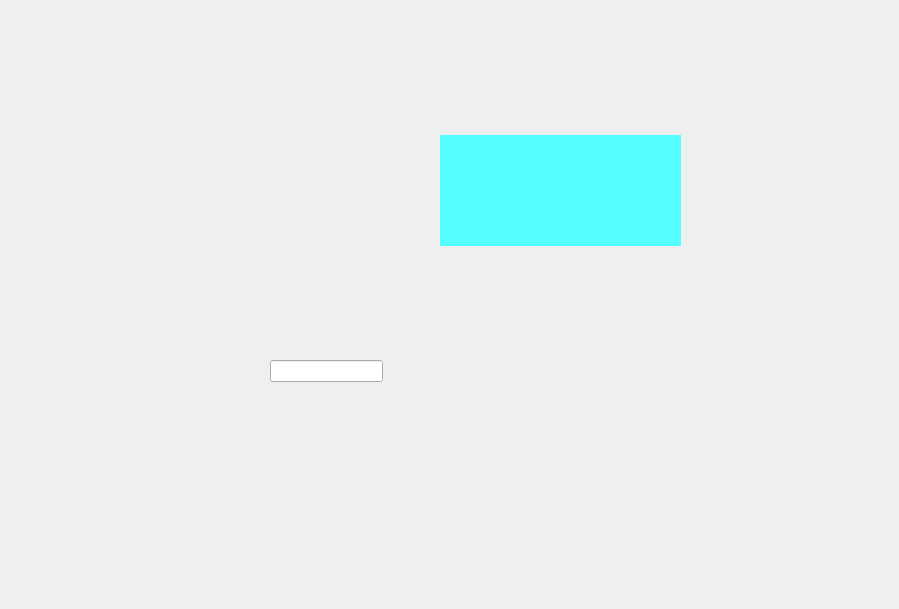
The window that arduinodialog.ui (24-25PCPP2A27/projet2a-2a27-smart-clothing-store) describes before a commit, drawn with Qt 5.
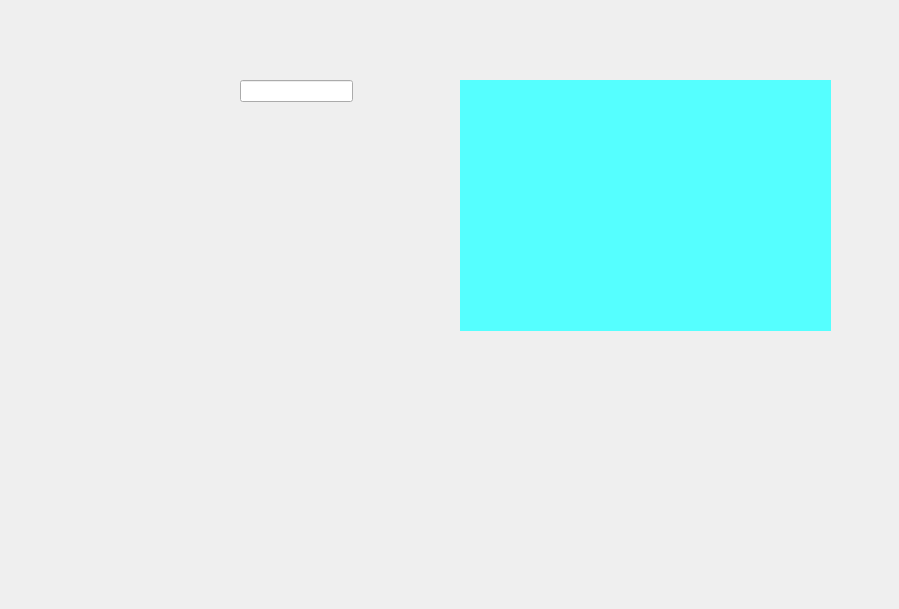
The same window after the commit.

Patch:
```diff
--- a/arduinodialog.ui
+++ b/arduinodialog.ui
@@ -16,10 +16,10 @@
   <widget class="QLabel" name="label">
    <property name="geometry">
     <rect>
-     <x>440</x>
-     <y>135</y>
-     <width>241</width>
-     <height>111</height>
+     <x>460</x>
+     <y>80</y>
+     <width>371</width>
+     <height>251</height>
     </rect>
    </property>
    <property name="styleSheet">
@@ -32,8 +32,8 @@
   <widget class="QLineEdit" name="lineEdit">
    <property name="geometry">
     <rect>
-     <x>270</x>
-     <y>360</y>
+     <x>240</x>
+     <y>80</y>
      <width>113</width>
      <height>22</height>
     </rect>
```
